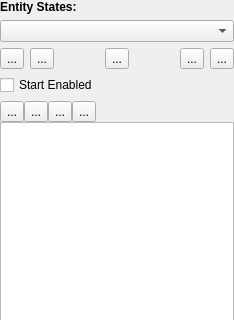
GameOverture/HarmonyEngine, file DesignerTool/src/Entity/EntityWidget.ui: the form before one commit; both pictures show x 0 to 234 and y 0 to 320 of the 234 by 590 pixel window.
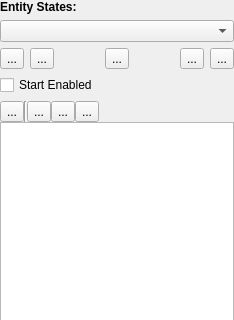
The form after the commit. Icons and pictures are not drawn.

Commit message: Some buttons for entity children

Patch:
```diff
--- a/DesignerTool/src/Entity/EntityWidget.ui
+++ b/DesignerTool/src/Entity/EntityWidget.ui
@@ -139,7 +139,14 @@
         </widget>
        </item>
        <item>
-        <widget class="QToolButton" name="toolButton_4">
+        <widget class="Line" name="line">
+         <property name="orientation">
+          <enum>Qt::Vertical</enum>
+         </property>
+        </widget>
+       </item>
+       <item>
+        <widget class="QToolButton" name="btnAddBoundingVolume">
          <property name="text">
           <string>...</string>
          </property>
```
Left out of the diff: 6 changed lines with no effect on the pictures.
